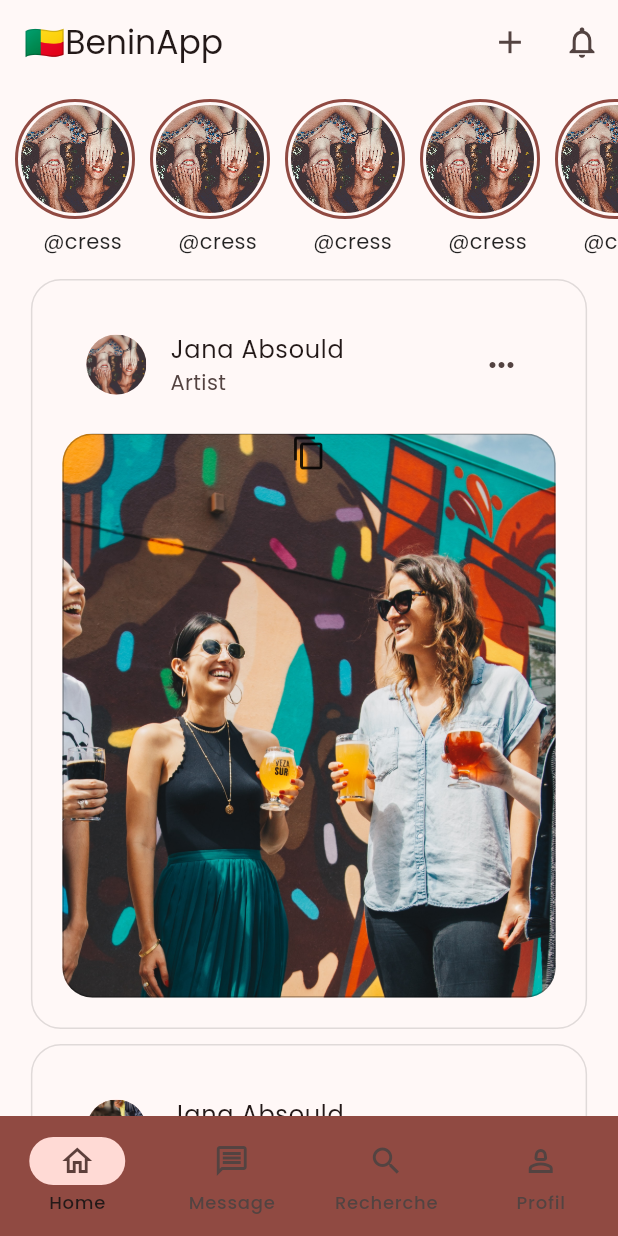
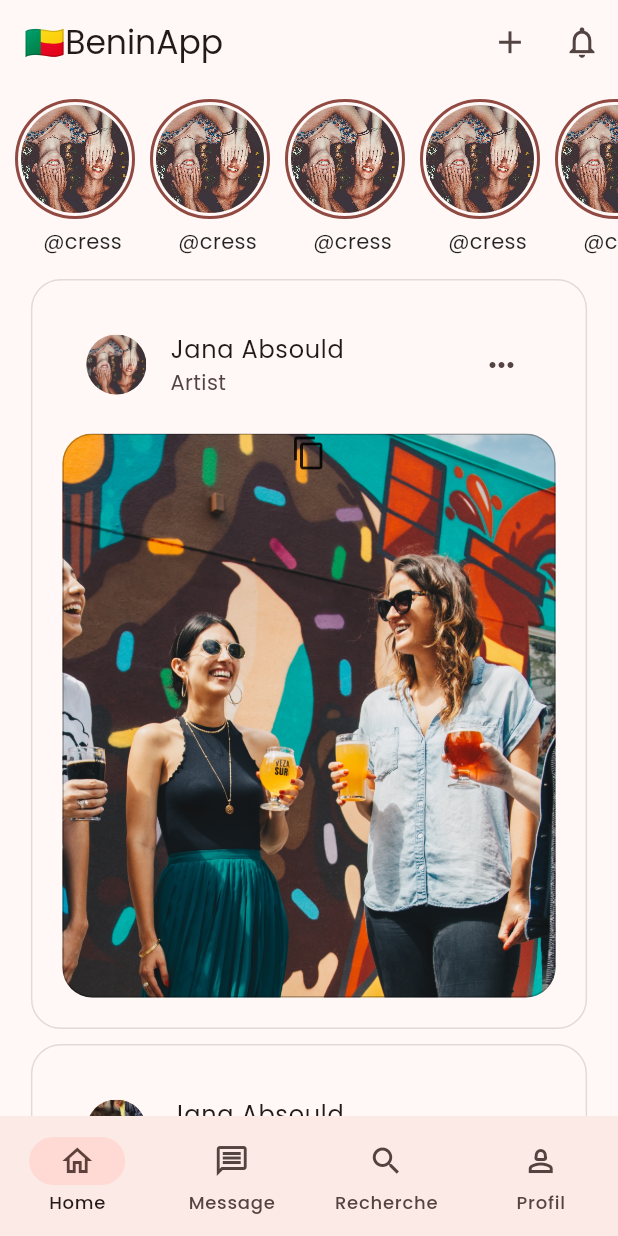
Before and after one commit to cresshounnoukon/Social-BJ, a Flutter app: the HomeScreen screen opened directly, on a phone screen of 412 x 824 dp. Run offline on Flutter 3.47's test engine with Material 2 defaults, Android fonts, the light colour scheme and no system bars; our stand-ins replace firebase_auth, firebase_core, google_fonts; accounts and stored records are empty.

Commit message:
initial commit

```diff
--- a/lib/screens/home_screen.dart
+++ b/lib/screens/home_screen.dart
@@ -110,7 +110,7 @@ width: MediaQuery.of(context).size.width*0.8,
                         )
                       ),
                       child: Column(
-                        children: [
+                        children: const [
                           Icon(Icons.copy)
                         ],
                       ),
@@ -157,7 +157,7 @@ width: MediaQuery.of(context).size.width*0.8,
                           )
                       ),
                       child: Column(
-                        children: [
+                        children: const [
                           Icon(Icons.copy)
                         ],
                       ),
@@ -170,8 +170,8 @@ width: MediaQuery.of(context).size.width*0.8,
         ),
       ),
       bottomNavigationBar: NavigationBar(
-        backgroundColor: Theme.of(context).primaryColor,
-        destinations: [
+        //backgroundColor: Theme.of(context).primaryColor,
+        destinations: const [
           NavigationDestination(icon: Icon(Icons.home_outlined), label: "Home"),
           NavigationDestination(
               icon: Icon(Icons.message_outlined), label: "Message"),
```
